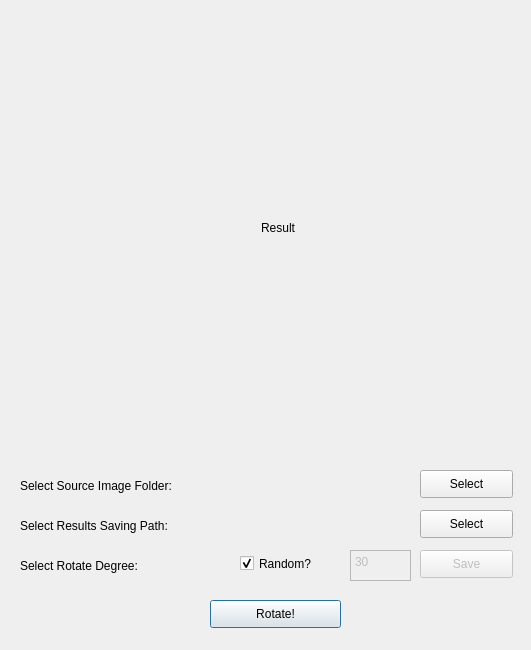
Old version of the form QtUI/randomRotate.ui in the repository marc0cheung/ImageCap.
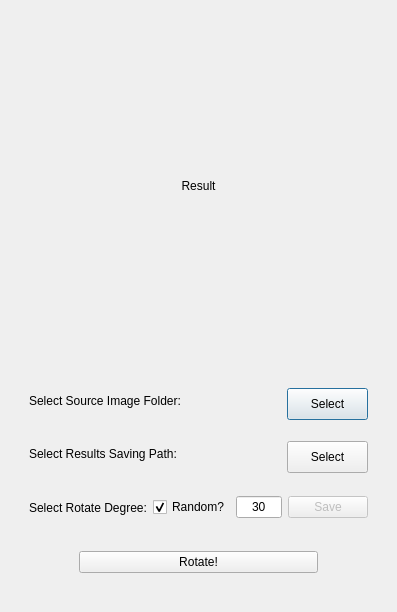
New version of the form.

The edit to the form file:
```diff
--- a/QtUI/randomRotate.ui
+++ b/QtUI/randomRotate.ui
@@ -9,60 +9,24 @@
    <rect>
     <x>0</x>
     <y>0</y>
-    <width>531</width>
-    <height>650</height>
+    <width>397</width>
+    <height>612</height>
    </rect>
   </property>
   <property name="windowTitle">
    <string>Random Rotate without losing full image</string>
   </property>
-  <widget class="QLabel" name="source_label">
-   <property name="geometry">
-    <rect>
-     <x>20</x>
-     <y>470</y>
-     <width>381</width>
-     <height>31</height>
-    </rect>
-   </property>
-   <property name="text">
-    <string>Select Source Image Folder:</string>
-   </property>
-  </widget>
-  <widget class="QPushButton" name="rotate_btn">
-   <property name="geometry">
-    <rect>
-     <x>210</x>
-     <y>600</y>
-     <width>131</width>
-     <height>28</height>
-    </rect>
-   </property>
-   <property name="text">
-    <string>Rotate!</string>
-   </property>
-  </widget>
-  <widget class="QPushButton" name="source_btn">
-   <property name="geometry">
-    <rect>
-     <x>420</x>
-     <y>470</y>
-     <width>93</width>
-     <height>28</height>
-    </rect>
-   </property>
-   <property name="text">
-    <string>Select</string>
-   </property>
-  </widget>
+  <layout class="QVBoxLayout" name="verticalLayout_3">
+   <item>
+    <widget class="QWidget" name="Result_Widget" native="true">
+     <layout class="QVBoxLayout" name="verticalLayout">
+      <item>
   <widget class="QLabel" name="result_label">
-   <property name="geometry">
-    <rect>
-     <x>70</x>
-     <y>20</y>
-     <width>416</width>
-     <height>416</height>
-    </rect>
+        <property name="minimumSize">
+         <size>
+          <width>320</width>
+          <height>320</height>
+         </size>
    </property>
    <property name="autoFillBackground">
     <bool>true</bool>
@@ -74,86 +38,113 @@
     <set>Qt::AlignCenter</set>
    </property>
   </widget>
-  <widget class="QPushButton" name="savepath_btn">
-   <property name="geometry">
-    <rect>
-     <x>420</x>
-     <y>510</y>
-     <width>93</width>
-     <height>28</height>
-    </rect>
+      </item>
+     </layout>
+    </widget>
+   </item>
+   <item>
+    <widget class="QWidget" name="Control_Widget" native="true">
+     <property name="maximumSize">
+      <size>
+       <width>16777215</width>
+       <height>234</height>
+      </size>
+     </property>
+     <layout class="QVBoxLayout" name="verticalLayout_2">
+      <item>
+       <widget class="QWidget" name="SourceSelect_Widget" native="true">
+        <property name="maximumSize">
+         <size>
+          <width>16777215</width>
+          <height>44</height>
+         </size>
+        </property>
+        <layout class="QHBoxLayout" name="horizontalLayout">
+         <item>
+          <widget class="QLabel" name="source_label">
+           <property name="text">
+            <string>Select Source Image Folder:</string>
+           </property>
+          </widget>
+         </item>
+         <item>
+          <widget class="QPushButton" name="source_btn">
+           <property name="minimumSize">
+            <size>
+             <width>81</width>
+             <height>32</height>
+            </size>
+           </property>
+           <property name="maximumSize">
+            <size>
+             <width>81</width>
+             <height>32</height>
+            </size>
    </property>
    <property name="text">
     <string>Select</string>
    </property>
   </widget>
+         </item>
+        </layout>
+       </widget>
+      </item>
+      <item>
+       <widget class="QWidget" name="SavePathSelect_Widget" native="true">
+        <property name="maximumSize">
+         <size>
+          <width>16777215</width>
+          <height>44</height>
+         </size>
+        </property>
+        <layout class="QHBoxLayout" name="horizontalLayout_2">
+         <item>
   <widget class="QLabel" name="savepath_label">
-   <property name="geometry">
-    <rect>
-     <x>20</x>
-     <y>510</y>
-     <width>381</width>
-     <height>31</height>
-    </rect>
-   </property>
    <property name="text">
     <string>Select Results Saving Path:</string>
    </property>
   </widget>
-  <widget class="QPlainTextEdit" name="degree_input">
-   <property name="enabled">
-    <bool>false</bool>
-   </property>
-   <property name="geometry">
-    <rect>
-     <x>350</x>
-     <y>550</y>
-     <width>61</width>
-     <height>31</height>
-    </rect>
-   </property>
-   <property name="plainText">
-    <string>30</string>
-   </property>
-  </widget>
-  <widget class="QPushButton" name="degree_btn">
-   <property name="enabled">
-    <bool>false</bool>
-   </property>
-   <property name="geometry">
-    <rect>
-     <x>420</x>
-     <y>550</y>
-     <width>93</width>
-     <height>28</height>
-    </rect>
+         </item>
+         <item>
+          <widget class="QPushButton" name="savepath_btn">
+           <property name="minimumSize">
+            <size>
+             <width>81</width>
+             <height>32</height>
+            </size>
+           </property>
+           <property name="maximumSize">
+            <size>
+             <width>81</width>
+             <height>32</height>
+            </size>
    </property>
    <property name="text">
-    <string>Save</string>
-   </property>
-  </widget>
+            <string>Select</string>
+           </property>
+          </widget>
+         </item>
+        </layout>
+       </widget>
+      </item>
+      <item>
+       <widget class="QWidget" name="RotateDegree_Widget" native="true">
+        <property name="maximumSize">
+         <size>
+          <width>16777215</width>
+          <height>45</height>
+         </size>
+        </property>
+        <layout class="QHBoxLayout" name="horizontalLayout_3">
+         <item>
   <widget class="QLabel" name="degree_label">
-   <property name="geometry">
-    <rect>
-     <x>20</x>
-     <y>550</y>
-     <width>201</width>
-     <height>31</height>
-    </rect>
-   </property>
    <property name="text">
     <string>Select Rotate Degree:</string>
    </property>
   </widget>
+         </item>
+         <item>
   <widget class="QCheckBox" name="degree_checkbox">
-   <property name="geometry">
-    <rect>
-     <x>240</x>
-     <y>548</y>
-     <width>91</width>
-     <height>31</height>
-    </rect>
-   </property>
    <property name="text">
     <string>Random?</string>
    </property>
@@ -161,6 +152,91 @@
     <bool>true</bool>
    </property>
   </widget>
+         </item>
+         <item>
+          <widget class="QLineEdit" name="degree_input">
+           <property name="minimumSize">
+            <size>
+             <width>35</width>
+             <height>21</height>
+            </size>
+           </property>
+           <property name="text">
+            <string>30</string>
+           </property>
+           <property name="alignment">
+            <set>Qt::AlignCenter</set>
+           </property>
+          </widget>
+         </item>
+         <item>
+          <widget class="QPushButton" name="degree_btn">
+           <property name="enabled">
+            <bool>false</bool>
+           </property>
+           <property name="text">
+            <string>Save</string>
+           </property>
+          </widget>
+         </item>
+        </layout>
+       </widget>
+      </item>
+      <item>
+       <widget class="QWidget" name="RotateBtn_Widget" native="true">
+        <property name="maximumSize">
+         <size>
+          <width>16777215</width>
+          <height>47</height>
+         </size>
+        </property>
+        <layout class="QHBoxLayout" name="horizontalLayout_4">
+         <item>
+          <spacer name="horizontalSpacer">
+           <property name="orientation">
+            <enum>Qt::Horizontal</enum>
+           </property>
+           <property name="sizeType">
+            <enum>QSizePolicy::Fixed</enum>
+           </property>
+           <property name="sizeHint" stdset="0">
+            <size>
+             <width>50</width>
+             <height>20</height>
+            </size>
+           </property>
+          </spacer>
+         </item>
+         <item>
+          <widget class="QPushButton" name="rotate_btn">
+           <property name="text">
+            <string>Rotate!</string>
+           </property>
+          </widget>
+         </item>
+         <item>
+          <spacer name="horizontalSpacer_2">
+           <property name="orientation">
+            <enum>Qt::Horizontal</enum>
+           </property>
+           <property name="sizeType">
+            <enum>QSizePolicy::Fixed</enum>
+           </property>
+           <property name="sizeHint" stdset="0">
+            <size>
+             <width>50</width>
+             <height>20</height>
+            </size>
+           </property>
+          </spacer>
+         </item>
+        </layout>
+       </widget>
+      </item>
+     </layout>
+    </widget>
+   </item>
+  </layout>
  </widget>
  <resources/>
  <connections/>
```
Lines whose indentation alone changed are shown as unchanged.
